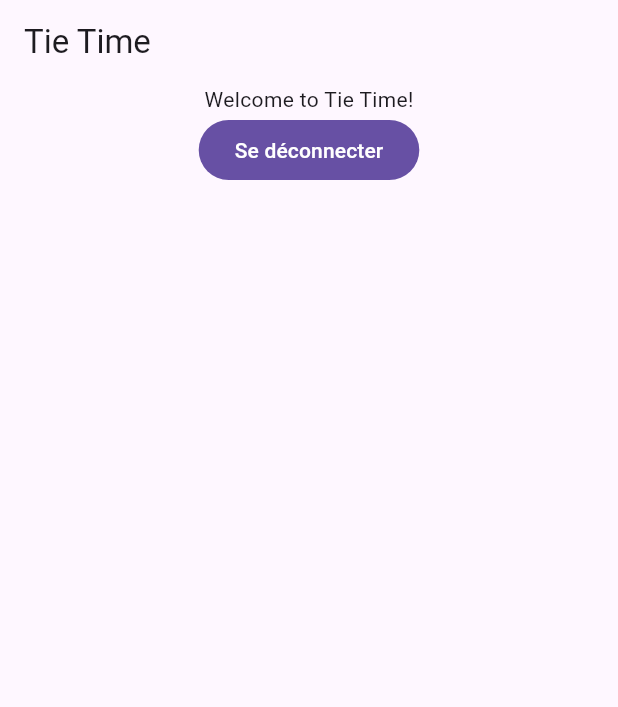
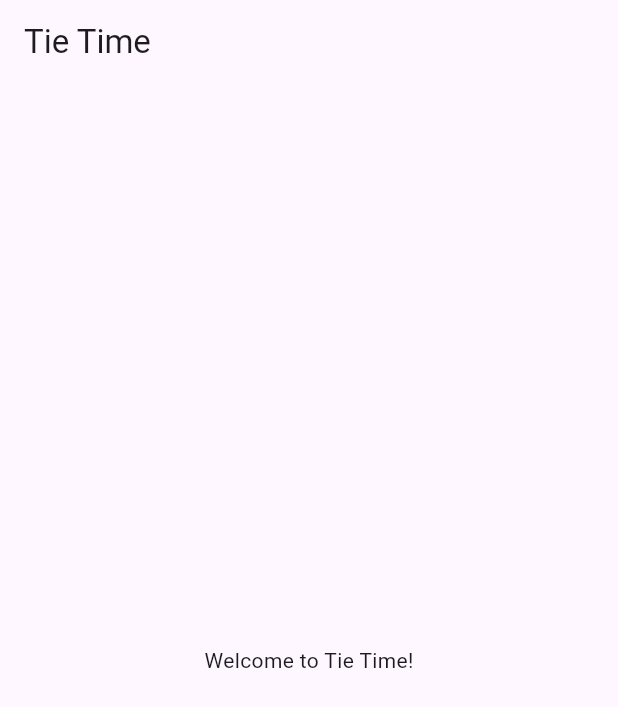
Before and after one commit to Tie-time/tie_time_front, a Flutter app: the MainPage screen opened directly, on a phone screen of 412 x 824 dp. Shown: the top 707 px of the screen. Run offline on Flutter 3.47's test engine with Material 3 defaults, Android fonts, the phone set to English and light mode, and no system bars; our stand-ins replace shared_preferences; accounts and stored records are empty.

```diff
--- a/lib/pages/main.page.dart
+++ b/lib/pages/main.page.dart
@@ -1,6 +1,4 @@
 import 'package:flutter/material.dart';
-import 'package:shared_preferences/shared_preferences.dart';
-import 'package:tie_time_front/routes/routes.dart';
 
 class MainPage extends StatefulWidget {
   const MainPage({super.key});
@@ -10,28 +8,16 @@ class MainPage extends StatefulWidget {
 }
 
 class _MainPageState extends State<MainPage> {
-  void _handleLogout() async {
-    // clear cache
-    SharedPreferences prefs = await SharedPreferences.getInstance();
-    await prefs.remove('token');
-    Navigator.pushReplacementNamed(context, RouteManager.home);
-  }
-
   @override
   Widget build(BuildContext context) {
     return Scaffold(
-        appBar: AppBar(
-          automaticallyImplyLeading: false,
-          title: const Text('Tie Time'),
-        ),
-        body: Center(
-            child: Column(children: [
-          Text('Welcome to Tie Time!'),
-          FilledButton(
-              onPressed: () {
-                _handleLogout();
-              },
-              child: Text('Se déconnecter')),
-        ])));
+      appBar: AppBar(
+        automaticallyImplyLeading: false,
+        title: const Text('Tie Time'),
+      ),
+      body: const Center(
+        child: Text('Welcome to Tie Time!'),
+      ),
+    );
   }
 }
```
